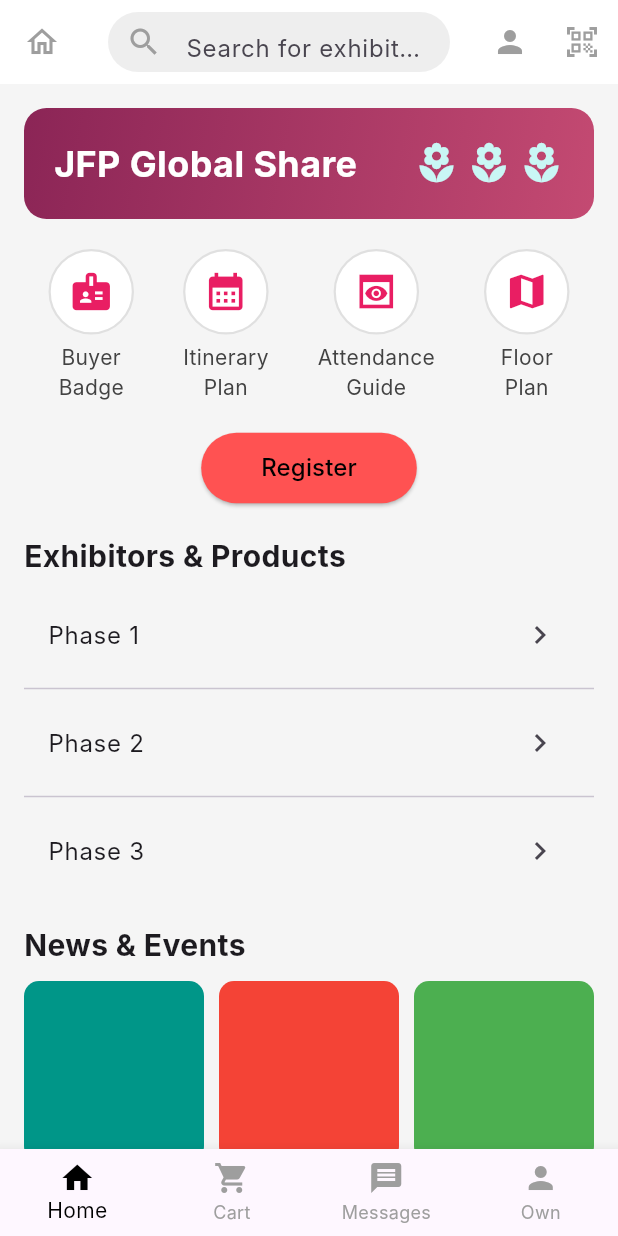
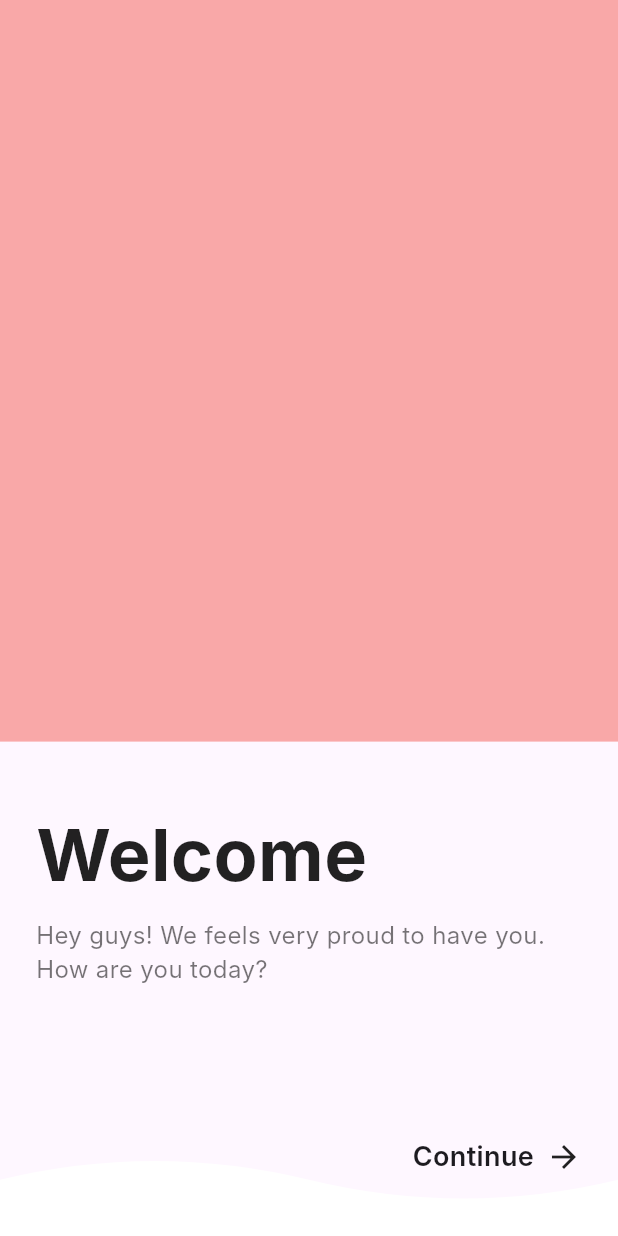
Before and after one commit to Souro-v/jfp, a Flutter app: the screen it shows after launch, on a phone screen of 412 x 824 dp. Run offline on Flutter 3.47's test engine with Material 3 defaults, Android fonts, the phone set to English and light mode, and no system bars; Roboto replaces fonts that are missing (Inter).

Commit message:
18-09-2025

```diff
--- a/lib/main.dart
+++ b/lib/main.dart
@@ -1,6 +1,8 @@
 import 'package:flutter/material.dart';
 import 'package:jfp/ui/screens/home_screen.dart';
 import 'package:jfp/ui/screens/pre_view.dart';
+
+import 'ui/screens/first_screen.dart';
 
 void main() {
   runApp(const MyApp());
@@ -13,11 +15,8 @@
   Widget build(BuildContext context) {
     return MaterialApp(
       debugShowCheckedModeBanner: false,
-      theme: ThemeData(
-        fontFamily: 'Inter',
-        useMaterial3: true,
-      ),
-      home: const HomeScreen(),
+      theme: ThemeData(fontFamily: 'Inter', useMaterial3: true),
+      home: const WelcomeScreen(),
     );
   }
 }
--- /dev/null
+++ b/lib/ui/screens/first_screen.dart
@@ -0,0 +1,131 @@
+import 'package:flutter/material.dart';
+import 'package:jfp/ui/screens/pre_view.dart';
+
+// The main widget for the welcome screen UI.
+class WelcomeScreen extends StatefulWidget {
+  const WelcomeScreen({super.key});
+
+  @override
+  State<WelcomeScreen> createState() => _WelcomeScreen();
+}
+class _WelcomeScreen extends State<WelcomeScreen>{
+
+  @override
+  Widget build(BuildContext context) {
+    return Scaffold(
+      body: Stack(
+        children: [
+          // The top pink background section.
+          Container(
+            color: const Color(0xFFF9A8A8), // A color similar to the image
+            height: MediaQuery.of(context).size.height * 0.60,
+            child: Center(
+              // You can place your pattern image here
+             /* child: Image.network(
+                // Replace with your image URL or asset path
+                fit: BoxFit.cover,
+                width: double.infinity,
+              ),*/
+            ),
+          ),
+
+          // The white wavy divider drawn with a CustomPainter.
+          Align(
+            alignment: Alignment.bottomCenter,
+            child: CustomPaint(
+              size: Size(MediaQuery.of(context).size.width, 250), // Adjust the height as needed
+              painter: WavyPainter(),
+            ),
+          ),
+
+          // The bottom content: "Welcome" text and the navigation button.
+          Padding(
+            padding: const EdgeInsets.symmetric(horizontal: 24.0, vertical: 40.0),
+            child: Column(
+              mainAxisAlignment: MainAxisAlignment.end,
+              crossAxisAlignment: CrossAxisAlignment.start,
+              children: [
+                const Text(
+                  'Welcome',
+                  style: TextStyle(
+                    fontSize: 48,
+                    fontWeight: FontWeight.bold,
+                    color: Colors.black87,
+                  ),
+                ),
+                const SizedBox(height: 8),
+                const Text(
+                  'Hey guys! We feels very proud to have you.\nHow are you today?',
+                  style: TextStyle(
+                    fontSize: 16,
+                    color: Colors.black54,
+                  ),
+                ),
+                const SizedBox(height: 100), // Adjust spacing
+                // The "Continue" button with navigation.
+                Align(
+                  alignment: Alignment.bottomRight,
+                  child: GestureDetector(
+                    onTap: () {
+                      Navigator.push(
+                        context,
+                        MaterialPageRoute(builder: (context) => const PreView()),
+                      );
+                    },
+                    child: const Row(
+                      mainAxisSize: MainAxisSize.min,
+                      children: [
+                        Text(
+                          'Continue',
+                          style: TextStyle(
+                            fontSize: 18,
+                            fontWeight: FontWeight.w600,
+                          ),
+                        ),
+                        SizedBox(width: 8),
+                        Icon(Icons.arrow_forward, size: 24),
+                      ],
+                    ),
+                  ),
+                ),
+              ],
+            ),
+          ),
+        ],
+      ),
+    );
+  }
+}
+
+// A CustomPainter to create the wavy shape.
+class WavyPainter extends CustomPainter {
+  @override
+  void paint(Canvas canvas, Size size) {
+    var paint = Paint()..color = Colors.white;
+
+    var path = Path();
+    path.lineTo(0, size.height * 0.85);
+    path.quadraticBezierTo(
+      size.width * 0.25,
+      size.height * 0.75,
+      size.width * 0.5,
+      size.height * 0.85,
+    );
+    path.quadraticBezierTo(
+      size.width * 0.75,
+      size.height * 0.95,
+      size.width,
+      size.height * 0.85,
+    );
+    path.lineTo(size.width, size.height);
+    path.lineTo(0, size.height);
+    path.close();
+
+    canvas.drawPath(path, paint);
+  }
+
+  @override
+  bool shouldRepaint(covariant CustomPainter oldDelegate) {
+    return false;
+  }
+}
--- a/lib/ui/screens/guest_register.dart
+++ b/lib/ui/screens/guest_register.dart
@@ -35,7 +35,6 @@
       );
     }
   }
-
   @override
   Widget build(BuildContext context) {
     final textTheme = Theme.of(context).textTheme;
```
Also changed, not shown: lib/ui/loged_in/customer_login.dart (+62 -15 lines), lib/ui/main_screen/main_screen.dart (added, +18 -0 lines), lib/ui/screens/customer_register.dart (+50 -27 lines), lib/ui/screens/pre_view.dart (+19 -11 lines), lib/ui/screens/retailer_registration.dart (+54 -32 lines), 2 other files.
